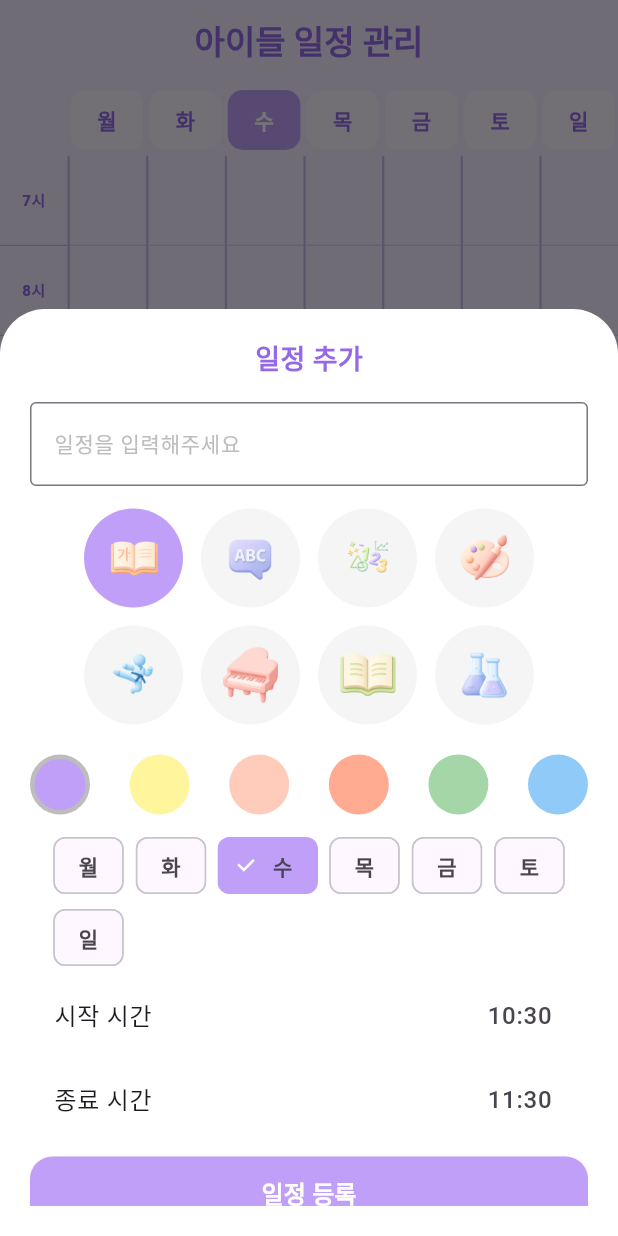
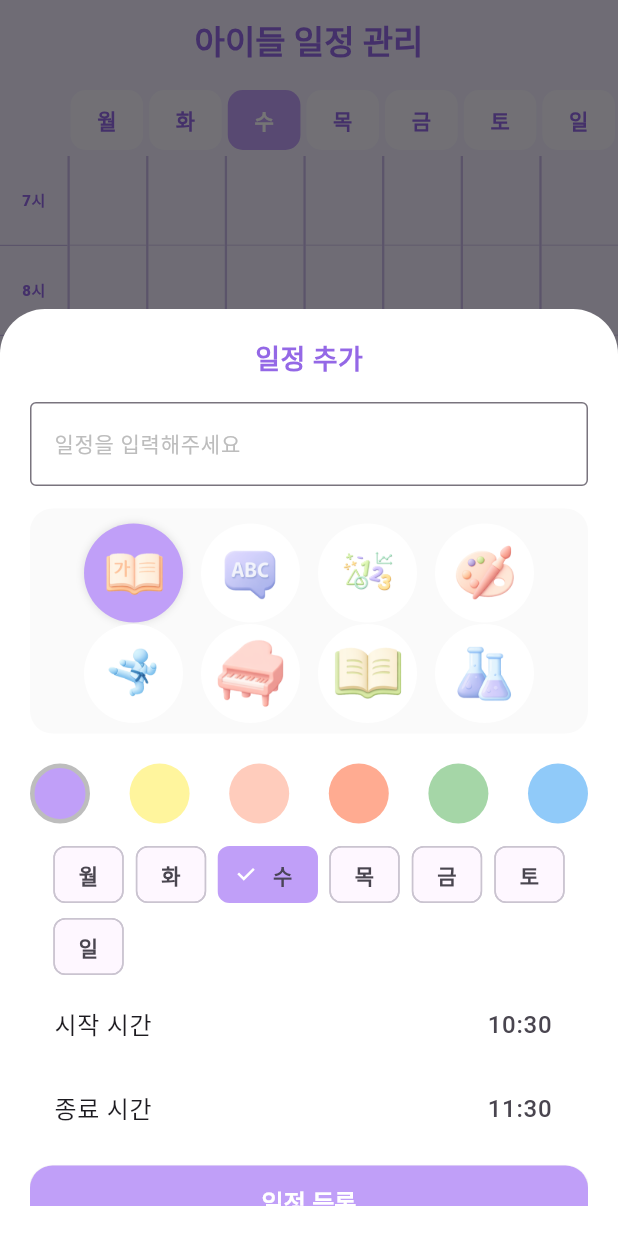
Before and after one commit to grey-shack-it/LaRa_Timetable, a Flutter app: the screen it shows after launch, after a tap on the "add" icon, on a phone screen of 412 x 824 dp. Run offline on Flutter 3.47's test engine with Material 3 defaults, Android fonts, the phone set to English and light mode, and no system bars; our stand-ins replace get, hive, hive_flutter; accounts and stored records are empty.

Commit message:
아이콘선택-스크롤화면완료

```diff
--- a/lib/modules/home/home_view.dart
+++ b/lib/modules/home/home_view.dart
@@ -433,6 +433,7 @@ class HomeView extends StatelessWidget {
     var selectedDays = <int>[DateTime.now().weekday].obs;
     var selectedIcon = '국어'.obs;
     var selectedColor = HomeView.pastelColors[0].obs;
+    final List<String> iconKeys = HomeView.academyImages.keys.toList();
     Get.bottomSheet(
       Container(
         height: MediaQuery.of(context).size.height * 0.75,
@@ -463,27 +464,48 @@ class HomeView extends StatelessWidget {
                 ),
               ),
               const SizedBox(height: 15),
-              Obx(
+              Container(
+                height: 150, // 👈 딱 이만큼만 높이를 쓰라고 강제로 못 박습니다.
+                width: double.infinity,
+                decoration: BoxDecoration(
+                  color: Colors.grey[50], // 영역 구분을 위해 아주 연한 회색 배경
+                  borderRadius: BorderRadius.circular(15),
+                ),
+                child: SingleChildScrollView(
+                  // 👈 복잡한 격자 계산 대신 단순 스크롤 사용
+                  padding: const EdgeInsets.all(10),
+                  child: Obx(
                     () => Wrap(
                       spacing: 12,
-                  runSpacing: 12,
-                  children: academyImages.keys
-                      .map(
-                        (name) => GestureDetector(
+                      runSpacing: 1,
+                      alignment: WrapAlignment.center,
+                      children: iconKeys.map((name) {
+                        // 👈 위에서 선언한 iconKeys 사용
+                        final isSelected = selectedIcon.value == name;
+                        return GestureDetector(
                           onTap: () => selectedIcon.value = name,
                           child: Container(
-                            padding: const EdgeInsets.all(8),
+                            padding: const EdgeInsets.all(3),
                             decoration: BoxDecoration(
-                              color: selectedIcon.value == name
+                              color: isSelected
                                   ? AppColors.mainPurple
-                                  : Colors.grey[100],
+                                  : Colors.white,
                               shape: BoxShape.circle,
+                              boxShadow: isSelected
+                                  ? [
+                                      BoxShadow(
+                                        color: Colors.black12,
+                                        blurRadius: 4,
                                       ),
-                            child: _buildAcademyIcon(name, size: 50),
+                                    ]
+                                  : [],
+                            ),
+                            child: _buildAcademyIcon(name, size: 60),
+                          ),
+                        );
+                      }).toList(),
                     ),
                   ),
-                      )
-                      .toList(),
                 ),
               ),
 
@@ -655,6 +677,7 @@ class HomeView extends StatelessWidget {
     var selectedDay = schedule.dayOfWeek.obs;
     var selectedIcon = (schedule.iconName ?? '국어').obs;
     var selectedColor = (Color(schedule.colorValue)).obs;
+    final List<String> iconKeys = HomeView.academyImages.keys.toList();
     Get.bottomSheet(
       Container(
         height: MediaQuery.of(context).size.height * 0.75,
@@ -685,27 +708,48 @@ class HomeView extends StatelessWidget {
                 ),
               ),
               const SizedBox(height: 15),
-              Obx(
+              Container(
+                height: 150, // 👈 딱 이만큼만 높이를 쓰라고 강제로 못 박습니다.
+                width: double.infinity,
+                decoration: BoxDecoration(
+                  color: Colors.grey[50], // 영역 구분을 위해 아주 연한 회색 배경
+                  borderRadius: BorderRadius.circular(15),
+                ),
+                child: SingleChildScrollView(
+                  // 👈 복잡한 격자 계산 대신 단순 스크롤 사용
+                  padding: const EdgeInsets.all(10),
+                  child: Obx(
                     () => Wrap(
                       spacing: 12,
-                  runSpacing: 12,
-                  children: academyImages.keys
-                      .map(
-                        (name) => GestureDetector(
+                      runSpacing: 1,
+                      alignment: WrapAlignment.center,
+                      children: iconKeys.map((name) {
+                        // 👈 위에서 선언한 iconKeys 사용
+                        final isSelected = selectedIcon.value == name;
+                        return GestureDetector(
                           onTap: () => selectedIcon.value = name,
                           child: Container(
-                            padding: const EdgeInsets.all(8),
+                            padding: const EdgeInsets.all(3),
                             decoration: BoxDecoration(
-                              color: selectedIcon.value == name
+                              color: isSelected
                                   ? AppColors.mainPurple
-                                  : Colors.grey[100],
+                                  : Colors.white,
                               shape: BoxShape.circle,
+                              boxShadow: isSelected
+                                  ? [
+                                      BoxShadow(
+                                        color: Colors.black12,
+                                        blurRadius: 4,
                                       ),
-                            child: _buildAcademyIcon(name, size: 50),
+                                    ]
+                                  : [],
+                            ),
+                            child: _buildAcademyIcon(name, size: 60),
+                          ),
+                        );
+                      }).toList(),
                     ),
                   ),
-                      )
-                      .toList(),
                 ),
               ),
               const SizedBox(height: 20),
```
Lines whose indentation alone changed are shown as unchanged.
